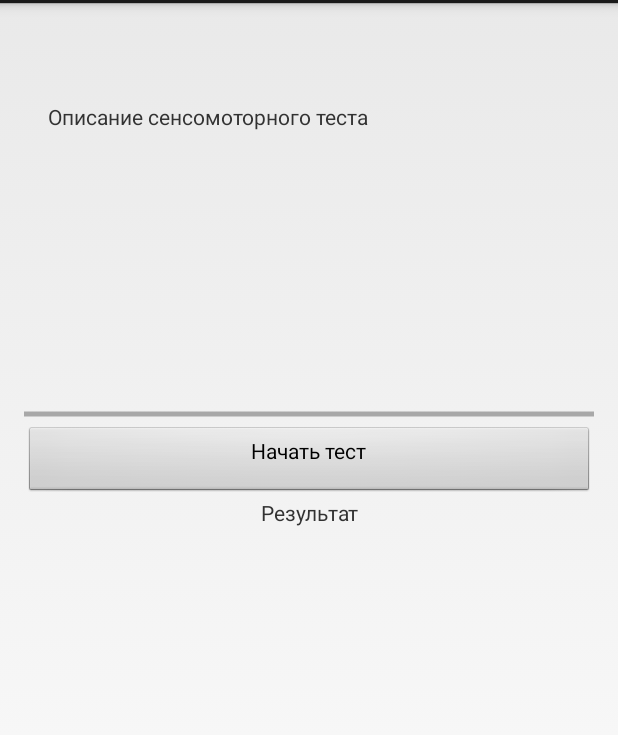
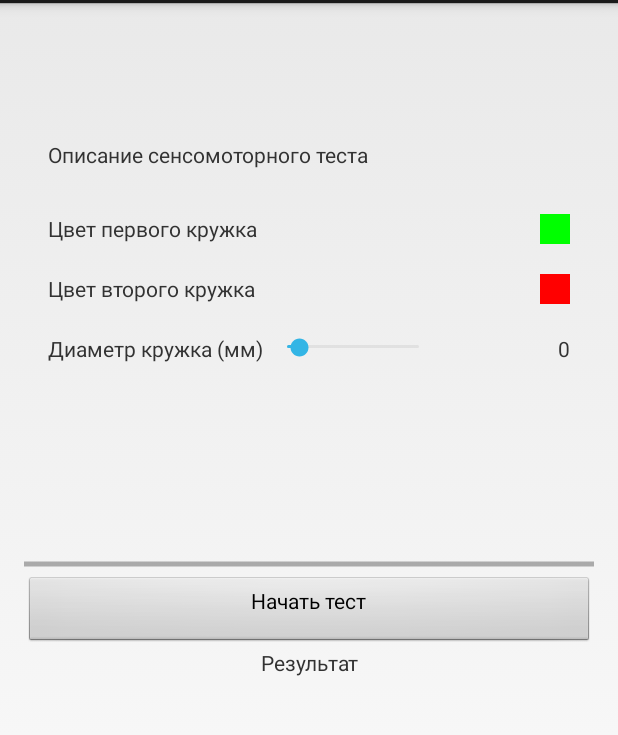
Before and after one commit to hramovnik/ReactionTest, an Android app: the screen it shows after launch (MainActivity), on a phone screen of 412 x 824 dp, the part 69-804 px from its top. Run offline under Robolectric (Android 15) with nearby library versions, the phone set to English and light mode, and no system bars; 1 statement that could not run was skipped.

Commit message:
Made color chooser works. Some little changes in tabs. I hate gridView. It does not works simple.

```diff
--- a/app/build.gradle
+++ b/app/build.gradle
@@ -25,5 +25,6 @@ dependencies {
         exclude group: 'com.android.support', module: 'support-annotations'
     })
     compile 'com.android.support:appcompat-v7:24.2.1'
+    compile 'com.android.support:support-v4:24.2.1'
     testCompile 'junit:junit:4.12'
 }
--- a/app/src/main/java/com/hramovnik/reactiontest/MainActivity.java
+++ b/app/src/main/java/com/hramovnik/reactiontest/MainActivity.java
@@ -1,6 +1,5 @@
 package com.hramovnik.reactiontest;
 
-import android.app.Activity;
 import android.content.Intent;
 import android.content.SharedPreferences;
 import android.os.Bundle;
@@ -13,11 +12,12 @@ import android.view.MenuItem;
 import android.view.View;
 import android.widget.Button;
 import android.widget.ProgressBar;
-import android.widget.TabHost;
 import android.widget.TextView;
 import android.widget.Toast;
 
-import java.io.IOException;
+import layout.TabOneFragment;
+import layout.TabThreeFragment;
+import layout.TabTwoFragment;
 
 public class MainActivity extends FragmentActivity implements View.OnClickListener{
 
@@ -46,9 +46,9 @@ public class MainActivity extends FragmentActivity implements View.OnClickListen
         tabs = (FragmentTabHost) findViewById(R.id.tabHost);
         tabs.setup(this, getSupportFragmentManager(), R.id.realtabcontent);
 
-        tabs.addTab(tabs.newTabSpec("tab1").setIndicator("Сенсомоторный тест"),TabOneActivity.class, null);
-        tabs.addTab(tabs.newTabSpec("tab2").setIndicator("Тест КЧСМ"),TabTwoActivity.class, null);
-        tabs.addTab(tabs.newTabSpec("tab3").setIndicator("Тест КЧСМ - 2"),TabThreeActivity.class, null);
+        tabs.addTab(tabs.newTabSpec("tab1").setIndicator("Сенсомоторный тест"), TabOneFragment.class, null);
+        tabs.addTab(tabs.newTabSpec("tab2").setIndicator("Тест КЧСМ"), TabTwoFragment.class, null);
+        tabs.addTab(tabs.newTabSpec("tab3").setIndicator("Тест КЧСМ - 2"), TabThreeFragment.class, null);
         for(int i = 0; i < 3; i++){
             ((TextView) tabs.getTabWidget().getChildAt(i).findViewById(android.R.id.title)).setTextSize(8);
         }
--- a/app/src/main/java/com/hramovnik/reactiontest/PrefActivity.java
+++ b/app/src/main/java/com/hramovnik/reactiontest/PrefActivity.java
@@ -56,7 +56,7 @@ public class PrefActivity extends Activity{
             SharedPreferences.Editor ed = sp.edit();
             ed.putInt("port", Integer.parseInt(textPort.getText().toString()));
             ed.putString("ip_address", textIP.getText().toString());
-            ed.commit();
+            ed.apply();
             Toast.makeText(this, "Настройки сохранены", Toast.LENGTH_SHORT).show();
         }catch (Exception e){
             Toast.makeText(this, "Настройки не сохранены", Toast.LENGTH_SHORT).show();
--- /dev/null
+++ b/app/src/main/java/layout/TabOneFragment.java
@@ -0,0 +1,146 @@
+package layout;
+
+import android.content.Intent;
+import android.content.SharedPreferences;
+import android.graphics.Color;
+import android.preference.PreferenceManager;
+import android.support.v4.app.DialogFragment;
+import android.support.v4.app.Fragment;
+import android.os.Bundle;
+import android.util.Log;
+import android.view.LayoutInflater;
+import android.view.View;
+import android.view.ViewGroup;
+import android.widget.Button;
+import android.widget.SeekBar;
+import android.widget.TextView;
+
+
+
+import com.hramovnik.reactiontest.R;
+import com.hramovnik.reactiontest.TaskActivityInterface;
+
+public class TabOneFragment extends Fragment implements TaskActivityInterface, View.OnClickListener {
+
+    @Override
+    public View onCreateView(LayoutInflater inflater, ViewGroup container,
+                             Bundle savedInstanceState) {
+
+        return inflater.inflate(R.layout.fragment_tab_one, container, false);
+    }
+
+
+    private DialogFragment dialogChooseColorOne;
+    private DialogFragment dialogChooseColorTwo;
+    private Button buttonChooseColorOne;
+    private Button buttonChooseColorTwo;
+    public static final int DIALOG_ONE = 1;
+    public static final int DIALOG_TWO = 2;
+    private SharedPreferences sp;
+    private int colorOne = Color.GREEN;
+    private int colorTwo = Color.GREEN;
+    private SeekBar sbSizeChooser;
+    private TextView teSizeChooser;
+
+    @Override
+    public void onActivityCreated(Bundle savedInstanceState) {
+        super.onActivityCreated(savedInstanceState);
+
+        buttonChooseColorOne = (Button) getView().findViewById(R.id.buttonColorOneChooser);
+        buttonChooseColorOne.setOnClickListener(this);
+        buttonChooseColorOne.setBackgroundColor(colorOne);
+
+        buttonChooseColorTwo = (Button) getView().findViewById(R.id.buttonColorTwoChooser);
+        buttonChooseColorTwo.setOnClickListener(this);
+        buttonChooseColorTwo.setBackgroundColor(colorTwo);
+
+        teSizeChooser = (TextView) getView().findViewById(R.id.teRoundSize);
+        sbSizeChooser = (SeekBar) getView().findViewById(R.id.sbRoundSize);
+        sbSizeChooser.setOnSeekBarChangeListener(new SeekBar.OnSeekBarChangeListener() {
+            @Override
+            public void onProgressChanged(SeekBar seekBar, int i, boolean b) {
+                if (i < 1) sbSizeChooser.setProgress(1);
+                else teSizeChooser.setText(String.valueOf(i));
+
+            }
+            @Override
+            public void onStartTrackingTouch(SeekBar seekBar) {}
+            @Override
+            public void onStopTrackingTouch(SeekBar seekBar) {}
+        });
+        sbSizeChooser.setProgress(sp.getInt("SMT_Round_SIZE", 3));
+
+        dialogChooseColorOne = new ColorChooser();
+        dialogChooseColorTwo = new ColorChooser();
+
+    }
+
+    @Override
+    public void onCreate(Bundle savedInstanceState){
+        sp = PreferenceManager.getDefaultSharedPreferences(this.getContext());
+        super.onCreate(savedInstanceState);
+
+        colorOne = sp.getInt("SMT_Color_ONE", Color.GREEN);
+        colorTwo = sp.getInt("SMT_Color_TWO", Color.RED);
+
+
+    }
+
+    @Override
+    public void onDestroy(){
+        super.onDestroy();
+        try {
+            SharedPreferences.Editor ed = sp.edit();
+            ed.putInt("SMT_Color_ONE", colorOne);
+            ed.putInt("SMT_Color_TWO", colorTwo);
+            ed.putInt("SMT_Round_SIZE", sbSizeChooser.getProgress());
+
+            ed.apply();
+
+        }catch (Exception e){
+
+        }
+    }
+
+    @Override
+    public void onResume(){
+
+
+        super.onResume();
+    }
+
+    @Override
+    public  void onPause(){
+        super.onPause();
+    }
+
+    @Override
+    public void onClick(View view) {
+        switch (view.getId()){
+            case (R.id.buttonColorOneChooser):
+                dialogChooseColorOne.setTargetFragment(this, DIALOG_ONE);
+                dialogChooseColorOne.show(getFragmentManager(), "Выберите цвет");
+                break;
+            case (R.id.buttonColorTwoChooser):
+                dialogChooseColorTwo.setTargetFragment(this, DIALOG_TWO);
+                dialogChooseColorTwo.show(getFragmentManager(), "Выберите цвет");
+                break;
+        }
+
+    }
+
+    @Override
+    public void onActivityResult(int requestCode, int resultCode, Intent data) {
+        switch(requestCode) {
+            case DIALOG_ONE:
+                colorOne = resultCode;
+                buttonChooseColorOne.setBackgroundColor(colorOne);
+
+                break;
+            case DIALOG_TWO:
+                colorTwo = resultCode;
+                buttonChooseColorTwo.setBackgroundColor(colorTwo);
+                break;
+        }
+    }
+}
--- a/app/src/main/java/com/hramovnik/reactiontest/TabOneActivity.java
+++ b/app/src/main/java/layout/TabThreeFragment.java
@@ -1,4 +1,4 @@
-package com.hramovnik.reactiontest;
+package layout;
 
 import android.support.v4.app.Fragment;
 import android.os.Bundle;
@@ -6,11 +6,14 @@ import android.view.LayoutInflater;
 import android.view.View;
 import android.view.ViewGroup;
 
-public class TabOneActivity extends Fragment implements TaskActivityInterface {
+import com.hramovnik.reactiontest.R;
+import com.hramovnik.reactiontest.TaskActivityInterface;
+
+public class TabThreeFragment extends Fragment implements TaskActivityInterface {
 
     @Override
     public View onCreateView(LayoutInflater inflater, ViewGroup container,
                              Bundle savedInstanceState) {
-        return inflater.inflate(R.layout.activity_tab_one, container, false);
+        return inflater.inflate(R.layout.fragment_tab_three, container, false);
     }
 }
--- a/app/src/main/res/layout/activity_main.xml
+++ b/app/src/main/res/layout/activity_main.xml
@@ -15,7 +15,7 @@
     <android.support.v4.app.FragmentTabHost
         android:layout_width="match_parent"
         android:id="@+id/tabHost"
-        android:layout_height="250dip"
+        android:layout_height="350dip"
 
         >
 
--- a/app/src/main/res/layout/activity_tab_one.xml
+++ /dev/null
@@ -1,19 +0,0 @@
-<?xml version="1.0" encoding="utf-8"?>
-<LinearLayout xmlns:android="http://schemas.android.com/apk/res/android"
-    xmlns:tools="http://schemas.android.com/tools"
-    android:id="@+id/activity_tab_one"
-    android:layout_width="match_parent"
-    android:layout_height="match_parent"
-    android:paddingBottom="@dimen/activity_vertical_margin"
-    android:paddingLeft="@dimen/activity_horizontal_margin"
-    android:paddingRight="@dimen/activity_horizontal_margin"
-    android:paddingTop="50dp"
-    tools:context="com.hramovnik.reactiontest.TabOneActivity">
-
-    <TextView
-        android:text="Описание сенсомоторного теста"
-        android:layout_width="wrap_content"
-        android:layout_height="wrap_content"
-        android:id="@+id/textView"
-    />
-</LinearLayout>
--- /dev/null
+++ b/app/src/main/res/layout/fragment_tab_one.xml
@@ -0,0 +1,129 @@
+<?xml version="1.0" encoding="utf-8"?>
+<LinearLayout xmlns:android="http://schemas.android.com/apk/res/android"
+    xmlns:tools="http://schemas.android.com/tools"
+    android:id="@+id/activity_tab_one"
+    android:layout_width="match_parent"
+    android:layout_height="match_parent"
+    android:paddingBottom="@dimen/activity_vertical_margin"
+    android:paddingLeft="@dimen/activity_horizontal_margin"
+    android:paddingRight="@dimen/activity_horizontal_margin"
+    android:paddingTop="@dimen/tabs_vertical_offset"
+    android:orientation="vertical"
+    tools:context="layout.TabOneFragment">
+
+    <TextView
+        android:text="Описание сенсомоторного теста"
+        android:layout_width="wrap_content"
+        android:layout_height="wrap_content"
+        android:id="@+id/textView"
+    />
+
+
+    <Space
+        android:layout_width="1dp"
+        android:layout_height="30dp"
+     />
+
+
+
+    <RelativeLayout
+        android:orientation="horizontal"
+        android:layout_width="match_parent"
+        android:layout_height="wrap_content">
+
+        <Button
+            android:layout_width="@dimen/color_button_width"
+            android:layout_height="@dimen/color_button_height"
+            android:id="@+id/buttonColorOneChooser"
+            android:text=""
+
+            style="@style/AlertDialog.AppCompat"
+            android:layout_alignParentTop="true"
+            android:layout_alignParentEnd="true" />
+
+        <TextView
+            android:text="Цвет первого кружка"
+            android:layout_width="wrap_content"
+            android:layout_height="wrap_content"
+            android:id="@+id/textView2"
+            android:layout_centerVertical="true"
+            android:layout_alignParentStart="true" />
+    </RelativeLayout>
+
+    <Space
+        android:layout_width="1dp"
+        android:layout_height="20dp"
+        />
+
+    <RelativeLayout
+        android:orientation="horizontal"
+        android:layout_width="match_parent"
+        android:layout_height="wrap_content">
+
+        <Button
+            android:layout_width="@dimen/color_button_width"
+            android:layout_height="@dimen/color_button_height"
+            android:id="@+id/buttonColorTwoChooser"
+            android:text=""
+
+            style="@style/AlertDialog.AppCompat"
+            android:layout_alignParentTop="true"
+            android:layout_alignParentEnd="true" />
+
+        <TextView
+            android:text="Цвет второго кружка"
+            android:layout_width="wrap_content"
+            android:layout_height="wrap_content"
+            android:id="@+id/textView3"
+            android:layout_centerVertical="true"
+            android:layout_alignParentStart="true" />
+
+    </RelativeLayout>
+
+    <Space
+        android:layout_width="1dp"
+        android:layout_height="20dp"
+        />
+
+    <RelativeLayout
+        android:orientation="horizontal"
+        android:layout_width="match_parent"
+        android:layout_height="wrap_content"
+        android:layout_weight="1">
+
+        <TextView
+            android:text="Диаметр кружка (мм)"
+            android:layout_width="wrap_content"
+            android:layout_height="wrap_content"
+            android:layout_alignParentStart="true"
+            android:id="@+id/textView4" />
+
+        <TextView
+            android:text="0"
+            android:layout_width="wrap_content"
+            android:layout_height="wrap_content"
+            android:id="@+id/teRoundSize"
+            android:elevation="1dp"
+            android:layout_alignParentTop="true"
+            android:layout_alignParentEnd="true"
+
+            />
+
+        <SeekBar
+            style="@style/Widget.AppCompat.SeekBar.Discrete"
+            android:layout_width="120dp"
+            android:layout_height="wrap_content"
+            android:max="20"
+
+            android:progress="3"
+            android:id="@+id/sbRoundSize"
+            android:layout_alignParentTop="true"
+            android:layout_toEndOf="@+id/textView4" />
+    </RelativeLayout>
+
+    <Space
+        android:layout_width="1dp"
+        android:layout_height="20dp"
+        />
+
+</LinearLayout>
--- a/app/src/main/res/layout/activity_tab_three.xml
+++ b/app/src/main/res/layout/fragment_tab_three.xml
@@ -7,13 +7,13 @@
     android:paddingBottom="@dimen/activity_vertical_margin"
     android:paddingLeft="@dimen/activity_horizontal_margin"
     android:paddingRight="@dimen/activity_horizontal_margin"
-    android:paddingTop="50dp"
-    tools:context="com.hramovnik.reactiontest.TabThreeActivity">
+    android:paddingTop="@dimen/tabs_vertical_offset"
+    tools:context="layout.TabThreeFragment">
 
     <TextView
         android:text="Описание теста КЧСМ-2"
         android:layout_width="wrap_content"
         android:layout_height="wrap_content"
-        android:id="@+id/textView3"
+        android:id="@+id/textView"
     />
 </LinearLayout>
--- a/app/src/main/res/layout/activity_tab_two.xml
+++ b/app/src/main/res/layout/fragment_tab_two.xml
@@ -7,13 +7,13 @@
     android:paddingBottom="@dimen/activity_vertical_margin"
     android:paddingLeft="@dimen/activity_horizontal_margin"
     android:paddingRight="@dimen/activity_horizontal_margin"
-    android:paddingTop="50dp"
-    tools:context="com.hramovnik.reactiontest.TabTwoActivity">
+    android:paddingTop="@dimen/tabs_vertical_offset"
+    tools:context="layout.TabTwoFragment">
 
     <TextView
         android:text="Описание теста КЧСМ"
         android:layout_width="wrap_content"
         android:layout_height="wrap_content"
-        android:id="@+id/textView2"
+        android:id="@+id/textView"
     />
 </LinearLayout>
--- a/app/src/main/res/values/dimens.xml
+++ b/app/src/main/res/values/dimens.xml
@@ -2,4 +2,8 @@
     <!-- Default screen margins, per the Android Design guidelines. -->
     <dimen name="activity_horizontal_margin">16dp</dimen>
     <dimen name="activity_vertical_margin">16dp</dimen>
+    <dimen name="tabs_vertical_offset">75dp</dimen>
+    <dimen name="color_button_width">20dp</dimen>
+    <dimen name="color_button_height">20dp</dimen>
+    <dimen name="color_column">20dp</dimen>
 </resources>
--- a/app/src/main/res/values/strings.xml
+++ b/app/src/main/res/values/strings.xml
@@ -1,3 +1,5 @@
 <resources>
     <string name="app_name">ReactionTest</string>
+
+
 </resources>
```
Also changed, not shown: app/src/main/java/com/hramovnik/reactiontest/TabThreeActivity.java (deleted, +0 -16 lines), app/src/main/java/layout/ColorChooser.java (added, +132 -0 lines), app/src/main/java/layout/TabTwoFragment.java (renamed from app/src/main/java/com/hramovnik/reactiontest/TabTwoActivity.java, +6 -4 lines), app/src/main/res/layout/fragment_color_chooser.xml (added, +14 -0 lines).
